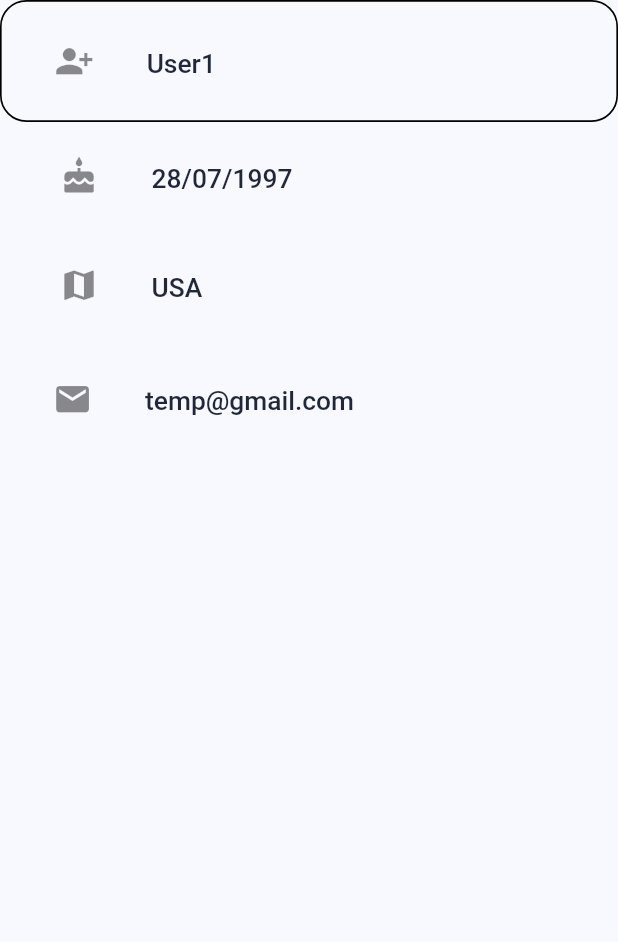
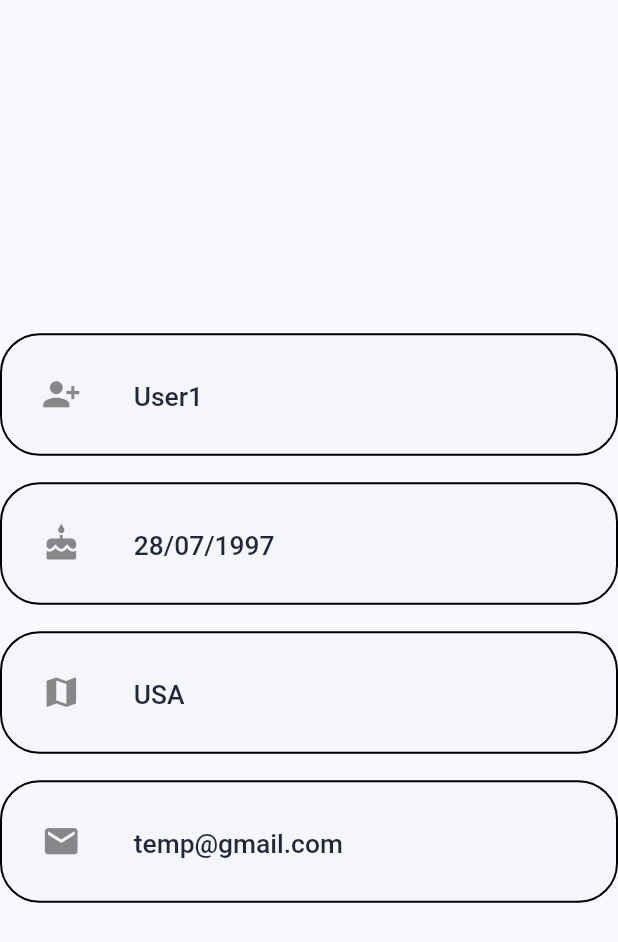
Before and after one commit to anhpt6852/ohio-templates, a Flutter app: the UserProfileInfo widget shown alone on an empty page, opened directly, on a phone screen of 412 x 824 dp. Shown: the top 942 px of the screen. Run offline on Flutter 3.47's test engine with Material 2 defaults, Android fonts, the phone set to English and light mode, and no system bars; our stand-ins replace easy_localization, equatable, flutter_riverpod, responsive_framework, timeago, top_snackbar_flutter; network calls fail; Roboto replaces fonts that are missing (SVN-Gilroy).

Commit message:
change progile UI

```diff
--- a/lib/feature/user_profile/presentation/widgets/user_profile_info.dart
+++ b/lib/feature/user_profile/presentation/widgets/user_profile_info.dart
@@ -12,43 +12,64 @@ class UserProfileInfo extends ConsumerWidget {
     return ref.watch(fetchUserInfoProvider).when(
         data: ((data) {
           return Column(children: [
+            const Spacer(),
             Container(
               decoration: BoxDecoration(
-                  borderRadius: BorderRadius.circular(16),
-                  border: Border.all(width: 1.0)),
-              padding: const EdgeInsets.symmetric(horizontal: 16, vertical: 8),
+                  color: const Color(0xFFF5F6F9),
+                  borderRadius: BorderRadius.circular(24),
+                  border: Border.all(width: 1.2)),
+              padding: const EdgeInsets.symmetric(horizontal: 8, vertical: 8),
               child: ListTile(
                 leading: const Icon(Icons.person_add_alt_1),
                 title: Text(data.userName!),
               ),
             ),
-            Padding(
-              padding: const EdgeInsets.symmetric(horizontal: 20, vertical: 5),
+            const Divider(
+              height: 16,
+              color: Colors.white,
+            ),
+            Container(
+              decoration: BoxDecoration(
+                  color: const Color(0xFFF5F6F9),
+                  borderRadius: BorderRadius.circular(24),
+                  border: Border.all(width: 1.2)),
+              padding: const EdgeInsets.symmetric(horizontal: 8, vertical: 8),
               child: ListTile(
-                shape: RoundedRectangleBorder(
-                    borderRadius: BorderRadius.circular(15)),
                 leading: const Icon(Icons.cake),
                 title: Text(data.userDob!),
               ),
             ),
-            Padding(
-              padding: const EdgeInsets.symmetric(horizontal: 20, vertical: 5),
+            const Divider(
+              height: 16,
+              color: Colors.white,
+            ),
+            Container(
+              decoration: BoxDecoration(
+                  color: const Color(0xFFF5F6F9),
+                  borderRadius: BorderRadius.circular(24),
+                  border: Border.all(width: 1.2)),
+              padding: const EdgeInsets.symmetric(horizontal: 8, vertical: 8),
               child: ListTile(
-                shape: RoundedRectangleBorder(
-                    borderRadius: BorderRadius.circular(16)),
                 leading: const Icon(Icons.map),
                 title: Text(data.userCountry!),
               ),
             ),
-            Padding(
-              padding: const EdgeInsets.symmetric(horizontal: 16, vertical: 8),
+            const Divider(
+              height: 16,
+              color: Colors.white,
+            ),
+            Container(
+              decoration: BoxDecoration(
+                  color: const Color(0xFFF5F6F9),
+                  borderRadius: BorderRadius.circular(24),
+                  border: Border.all(width: 1.2)),
+              padding: const EdgeInsets.symmetric(horizontal: 8, vertical: 8),
               child: ListTile(
-                shape: RoundedRectangleBorder(
-                    borderRadius: BorderRadius.circular(16)),
                 leading: const Icon(Icons.email),
                 title: Text(data.userEmail!),
               ),
             ),
+            const Spacer(),
           ]);
         }),
         error: (e, stack) => CommonSnackbar.show(context,
```
